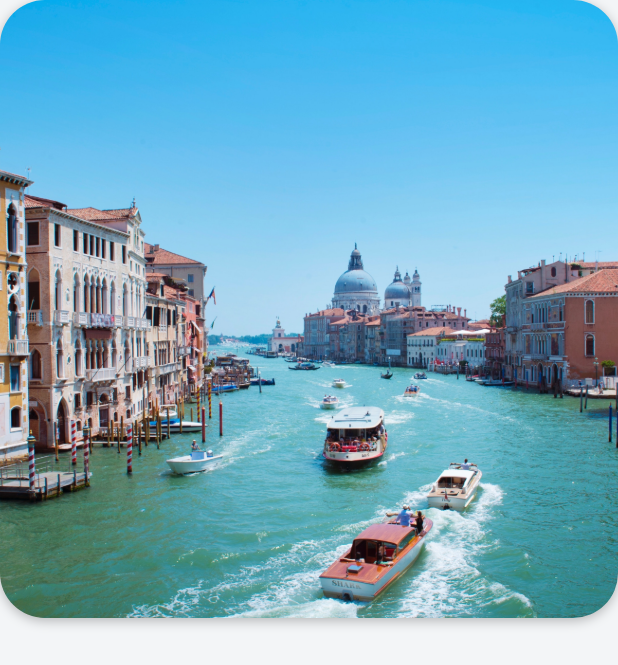
After one commit to Casneil/Trying_Flutter, a Flutter app: the screen it shows after launch, after a tap on an icon or button, on a phone screen of 412 x 824 dp. The commit adds this screen. Shown: the top 665 px of the screen. Run offline on Flutter 3.47's test engine with Material 2 defaults, Android fonts, the phone set to English and light mode, and no system bars; our stand-ins replace font_awesome_flutter; network calls fail.

Commit message:
wip(destination screen): destination screen

```diff
--- /dev/null
+++ b/lib/screens/destination_screen.dart
@@ -0,0 +1,43 @@
+import 'package:flutter/material.dart';
+import 'package:flutter_travel_ui_starter/models/destination_model.dart';
+
+class DestinationScreen extends StatefulWidget {
+  final Destination destination;
+
+  DestinationScreen({this.destination});
+  @override
+  _DestinationScreenState createState() => _DestinationScreenState();
+}
+
+class _DestinationScreenState extends State<DestinationScreen> {
+  @override
+  Widget build(BuildContext context) {
+    return Scaffold(
+      body: Column(
+        children: <Widget>[
+          Stack(
+            children: <Widget>[
+              Container(
+                  height: MediaQuery.of(context).size.width,
+                  decoration: BoxDecoration(
+                    borderRadius: BorderRadius.circular(30.0),
+                    boxShadow: [
+                      BoxShadow(
+                          color: Colors.black26,
+                          offset: Offset(0.0, 2.0),
+                          blurRadius: 6.0),
+                    ],
+                  ),
+                  child: ClipRRect(
+                    borderRadius: BorderRadius.circular(30.0),
+                    child: Image(
+                        image: AssetImage(widget.destination.imageUrl),
+                        fit: BoxFit.cover),
+                  )),
+            ],
+          )
+        ],
+      ),
+    );
+  }
+}
--- a/lib/screens/home_screen.dart
+++ b/lib/screens/home_screen.dart
@@ -80,6 +80,11 @@ class _HomeScreenState extends State<HomeScreen> {
         ),
         bottomNavigationBar: BottomNavigationBar(
           currentIndex: _currentTab,
+          onTap: (int value) {
+            setState(() {
+              _currentTab = value;
+            });
+          },
           items: [
             BottomNavigationBarItem(
               icon: Icon(Icons.search),
--- a/lib/widgets/destination_carousel.dart
+++ b/lib/widgets/destination_carousel.dart
@@ -1,5 +1,6 @@
 import 'package:flutter/material.dart';
 import 'package:flutter_travel_ui_starter/models/destination_model.dart';
+import 'package:flutter_travel_ui_starter/screens/destination_screen.dart';
 import 'package:font_awesome_flutter/font_awesome_flutter.dart';
 
 class DestinationCarousel extends StatelessWidget {
@@ -42,7 +43,14 @@ class DestinationCarousel extends StatelessWidget {
             itemCount: destinations.length,
             itemBuilder: (BuildContext context, int index) {
               Destination destination = destinations[index];
-              return Container(
+              return GestureDetector(
+                onTap: () => Navigator.push(
+                    context,
+                    MaterialPageRoute(
+                        builder: (_) => DestinationScreen(
+                              destination: destination,
+                            ))),
+                child: Container(
                   width: 210.0,
                   margin: EdgeInsets.all(10.0),
                   child: Stack(
@@ -126,7 +134,8 @@ class DestinationCarousel extends StatelessWidget {
                                         width: 5.0,
                                       ),
                                       Text(destination.country,
-                                        style: TextStyle(color: Colors.white)),
+                                          style:
+                                              TextStyle(color: Colors.white)),
                                     ],
                                   ),
                                 ],
@@ -137,6 +146,7 @@ class DestinationCarousel extends StatelessWidget {
                       ),
                     ],
                   ),
+                ),
               );
             },
           ),
```
Lines whose indentation alone changed are shown as unchanged.
